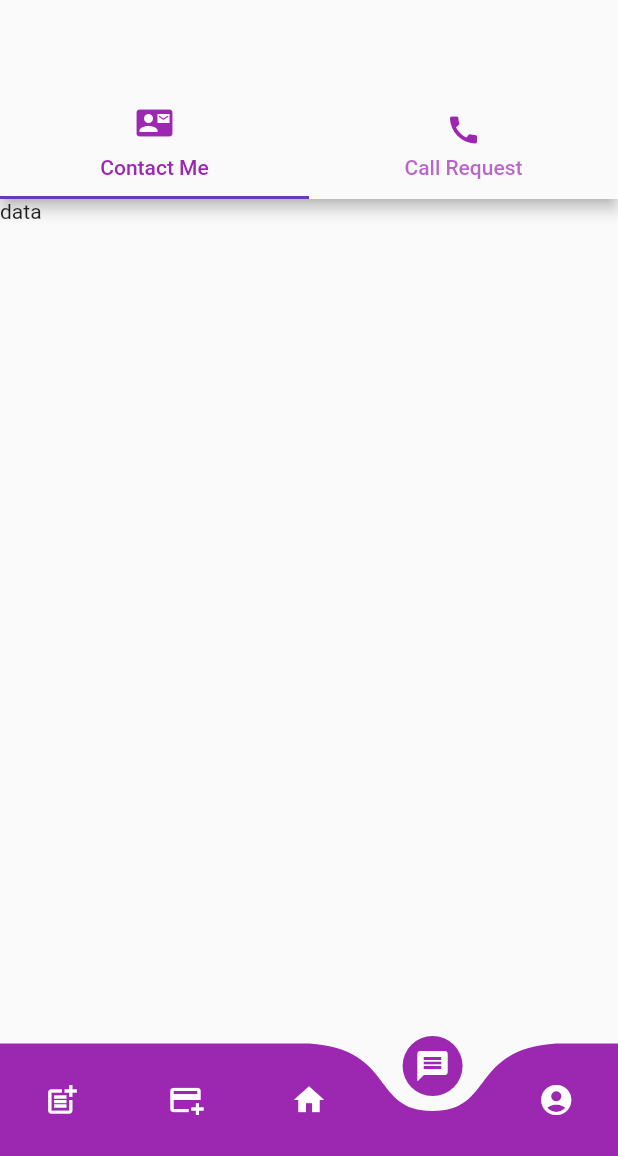
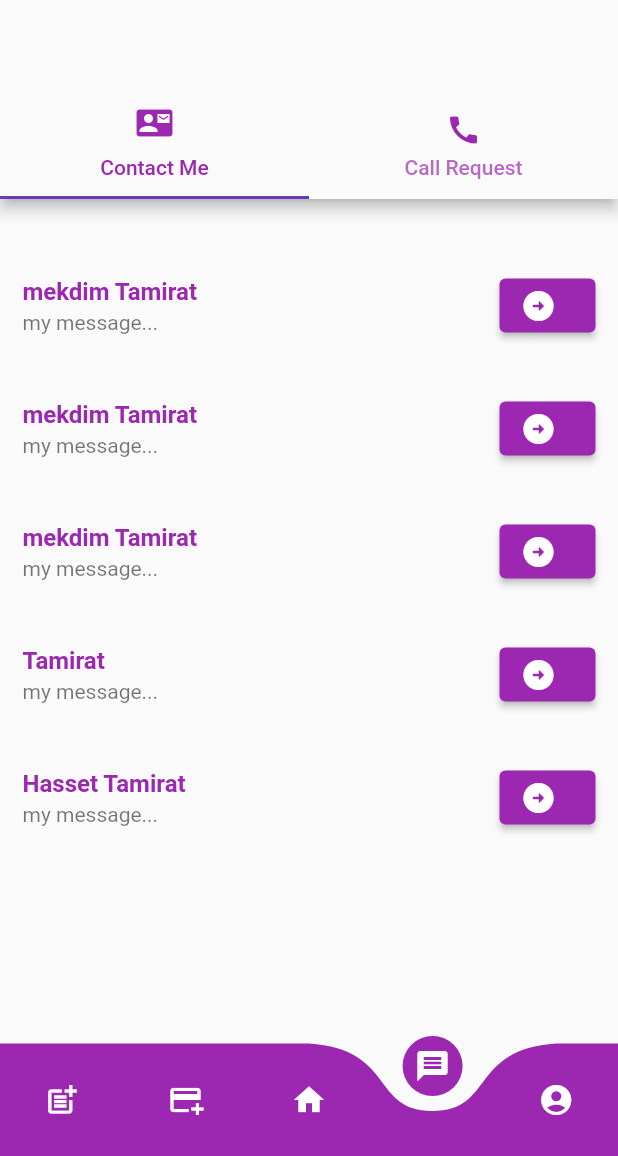
Before and after one commit to Mekdim12/Realestate_consultancy_site_controller, a Flutter app: the screen it shows after launch, item 4 of the bottom bar chosen, on a phone screen of 412 x 824 dp, the part 80-1236 px from its top. Run offline on Flutter 3.47's test engine with Material 2 defaults, Android fonts, the phone set to English and light mode, and no system bars; drawn by our look-alikes of curved_navigation_bar; our stand-ins replace carousel_slider, file_picker, flutter_spinkit.

Commit message:
add list view builder for contact me message list viewer with next page nav

```diff
--- a/lib/components/pages/contact_page.dart
+++ b/lib/components/pages/contact_page.dart
@@ -71,6 +71,16 @@ class _ContactUserPageState extends State<ContactUserPage> {
     const ContactMeMessage(
         clienFullMessage: "LORE IPSUMMMMMMMMMMMMMMMMMMM",
         clientEmail: "MEKDIM@GMAIL",
+        clientFullName: "mekdim Tamirat",
+        clientSubjectOfMessage: "my message"),
+    const ContactMeMessage(
+        clienFullMessage: "LORE IPSUMMMMMMMMMMMMMMMMMMM",
+        clientEmail: "MEKDIM@GMAIL",
+        clientFullName: "mekdim Tamirat",
+        clientSubjectOfMessage: "my message"),
+    const ContactMeMessage(
+        clienFullMessage: "LORE IPSUMMMMMMMMMMMMMMMMMMM",
+        clientEmail: "MEKDIM@GMAIL",
         clientFullName: "Tamirat",
         clientSubjectOfMessage: "my message"),
     const ContactMeMessage(
@@ -81,6 +91,7 @@ class _ContactUserPageState extends State<ContactUserPage> {
   ];
   @override
   Widget build(BuildContext context) {
+    final double screenHeight = MediaQuery.of(context).size.height;
     return Container(
       margin: EdgeInsets.zero,
       padding: EdgeInsets.zero,
@@ -116,7 +127,44 @@ class _ContactUserPageState extends State<ContactUserPage> {
           ),
           body: TabBarView(children: [
             (LIST_OF_CONTACT_ME_MESSAGES.length > 0)
-                ? Text("data")
+                ? Container(
+
+                    margin: const EdgeInsets.only(
+                        bottom: 10, left: 10, right: 10, top: 30),
+                    height: screenHeight - 400,
+                    child: ListView.builder(
+                        itemCount: LIST_OF_CONTACT_ME_MESSAGES.length,
+                        itemBuilder: (context, index) {
+                          var currentItem = LIST_OF_CONTACT_ME_MESSAGES[index];
+                          return ListTile(
+                            onTap: () => {},
+                            iconColor: Colors.purple,
+                            selectedColor: Colors.deepPurple,
+                            enableFeedback: true,
+                            hoverColor:const  Color.fromARGB(89, 104, 58, 183),
+                            contentPadding: const EdgeInsets.all(5),
+                            title: Text(
+                              currentItem.clientFullName,
+                              style: const TextStyle(
+                                  fontWeight: FontWeight.w600,
+                                  color: Colors.purple),
+                            ),
+                            subtitle: (currentItem.clientSubjectOfMessage
+                                        .toString()
+                                        .length > 50)
+                                ? Text(
+                                    "${currentItem.clientSubjectOfMessage.toString().substring(0, 50)}...")
+                                : Text(
+                                    "${currentItem.clientSubjectOfMessage.toString().substring(0, currentItem.clientSubjectOfMessage.toString().length)}..."),
+                            trailing: ElevatedButton.icon(
+                              onPressed: () => {},
+                              icon:
+                                  const Icon(Icons.arrow_circle_right_rounded),
+                              label: const Text(''),
+                            ),
+                          );
+                        }),
+                  )
                 : Center(
                     child: Column(
                       crossAxisAlignment: CrossAxisAlignment.center,
@@ -136,7 +184,9 @@ class _ContactUserPageState extends State<ContactUserPage> {
                       ],
                     ),
                   ),
-            (LIST_OF_REQUESTED_PHONE_CALL.length > 0)?Text("ME"): Center(
+            (LIST_OF_REQUESTED_PHONE_CALL.length > 0)
+                ? Text("ME")
+                : Center(
                     child: Column(
                       crossAxisAlignment: CrossAxisAlignment.center,
                       mainAxisAlignment: MainAxisAlignment.center,
```
